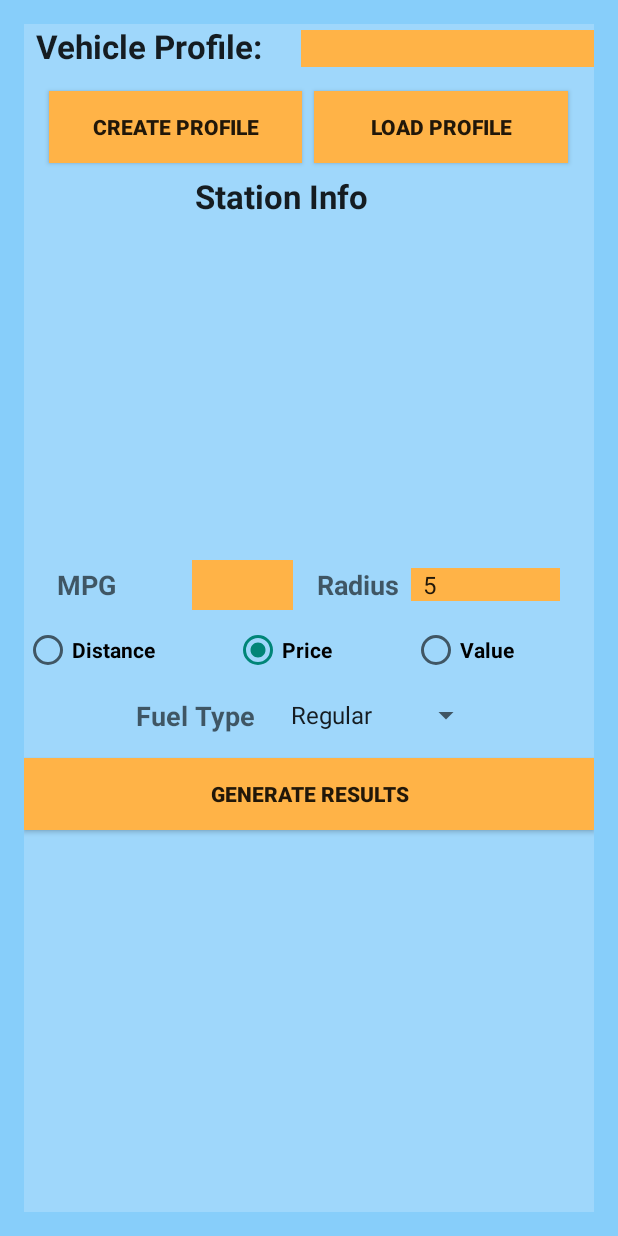
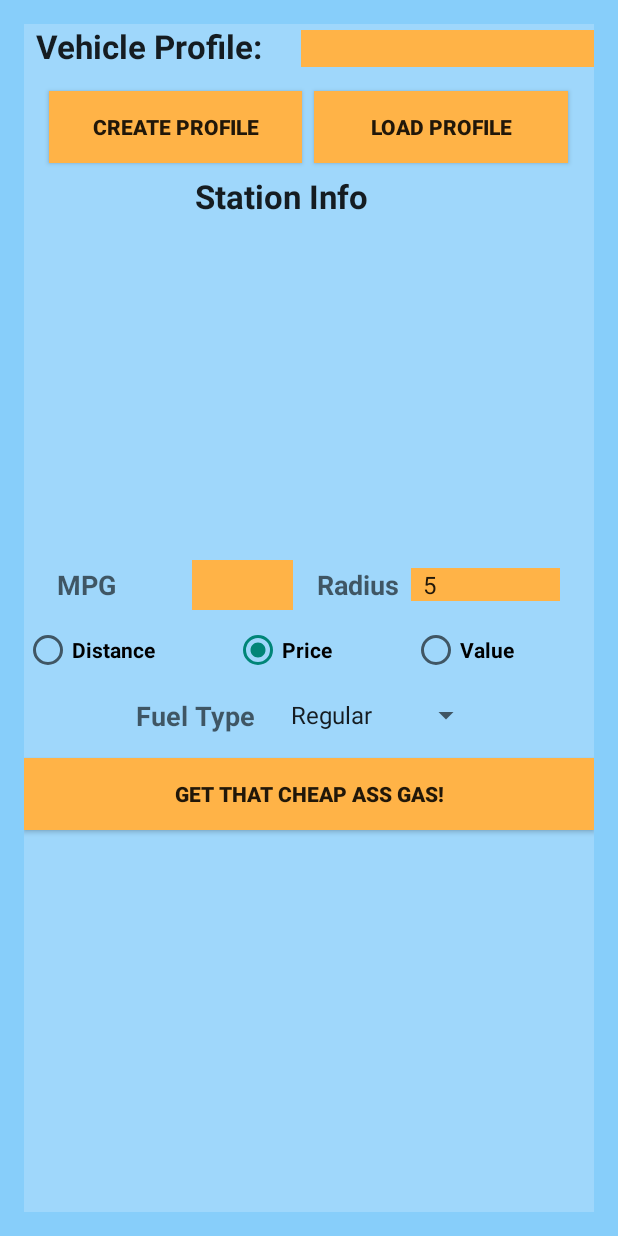
Before and after one commit to JPSRob/CS410SoftwareEngineering_Team4Project, an Android app: the screen it shows after launch (MainActivity), on a phone screen of 412 x 824 dp. Run offline under Robolectric (Android 15) with nearby library versions, the phone set to English and light mode, and no system bars.

Commit message:
Updated Generate Text

```diff
--- a/GasApp/app/src/main/res/values/strings.xml
+++ b/GasApp/app/src/main/res/values/strings.xml
@@ -13,7 +13,7 @@
     <string name="stationNamesLabel">Station Info</string>
     <string name="createProfileButtonString">Create Profile</string>
     <string name="loadProfileButtonString">Load Profile</string>
-    <string name="generateButtonString">Generate Results</string>
+    <string name="generateButtonString">Get That Cheap Ass Gas!</string>
     <string name="title_activity_profile_screen">profileScreenActivity</string>
     <string name="hello_world">Hello world!</string>
     <string name="title_activity_load_profile">loadProfile</string>
```
